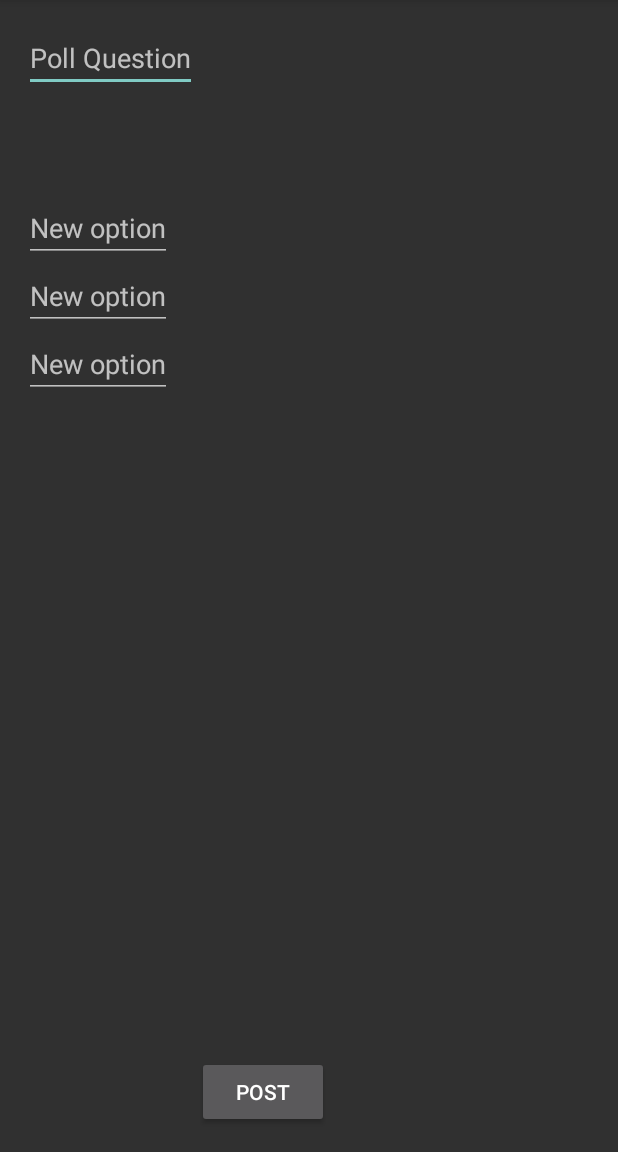
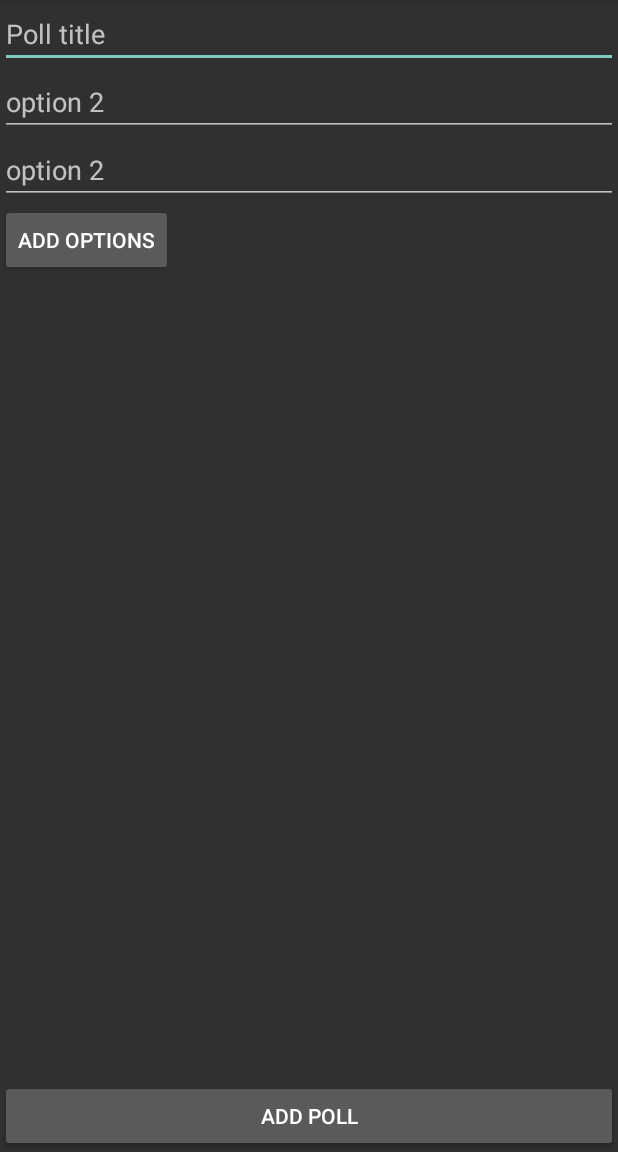
Before and after one commit to halfjew22/Pollr, an Android app: the AddPollActivity screen opened directly, with no data from a screen before it, on a phone screen of 412 x 824 dp, the part 84-1236 px from its top. Run offline under Robolectric (Android 15) with nearby library versions, the phone set to English and light mode, and no system bars.

Commit message:
added the ability to add multiple text options and made them all votable

```diff
--- a/app/src/main/java/com/example/lustig/pollr/model/Poll_Text.java
+++ b/app/src/main/java/com/example/lustig/pollr/model/Poll_Text.java
@@ -40,13 +40,14 @@ public class Poll_Text {
         itemNumber = 0;
     }
 
-    public Poll_Text( String title, int vote, JSONArray options) {
+    public Poll_Text( String title, int vote, JSONArray options,int itemNumber) {
 
 
         this.id = "";
         this.title = title;
         this.vote = vote;
         this.options = options;
+        this.itemNumber = itemNumber;
     }
 
 
--- a/app/src/main/res/layout/add_poll_layout.xml
+++ b/app/src/main/res/layout/add_poll_layout.xml
@@ -1,52 +1,62 @@
+<?xml version="1.0" encoding="utf-8"?>
 <RelativeLayout xmlns:android="http://schemas.android.com/apk/res/android"
-                xmlns:tools="http://schemas.android.com/tools"
+    android:layout_width="match_parent" android:layout_height="match_parent">
+
+    <LinearLayout
+        android:id="@+id/parent_layout"
+        android:orientation="vertical"
         android:layout_width="match_parent"
         android:layout_height="match_parent"
-                android:paddingLeft="@dimen/activity_horizontal_margin"
-                android:paddingRight="@dimen/activity_horizontal_margin"
-                android:paddingTop="@dimen/activity_vertical_margin"
-                android:paddingBottom="@dimen/activity_vertical_margin"
-                tools:context="com.tipsandtricks.Pollr.view.AddPollActivity">
+        android:layout_alignParentTop="true"
+        android:layout_alignParentLeft="true"
+        android:layout_alignParentStart="true">
 
         <EditText
-        android:layout_width="wrap_content"
+            android:layout_width="match_parent"
             android:layout_height="wrap_content"
-        android:id="@+id/etPollName"
-        android:layout_alignParentTop="true"
-        android:layout_alignParentLeft="true"
-        android:hint="Poll Question"/>
+            android:hint="@string/poll_title"
+            android:id="@+id/poll_title" />
 
         <EditText
-        android:layout_width="wrap_content"
+            android:layout_width="match_parent"
             android:layout_height="wrap_content"
-        android:id="@+id/etOption1"
-        android:layout_below="@+id/etPollName"
-        android:layout_alignParentLeft="true"
-        android:layout_marginTop="68dp"
-        android:hint="New option"/>
+            android:hint="@string/option1"
+            android:id="@+id/option1" />
 
         <EditText
-        android:layout_width="wrap_content"
+            android:layout_width="match_parent"
             android:layout_height="wrap_content"
-        android:id="@+id/etOption2"
-        android:hint="New option"
-        android:layout_below="@+id/etOption1"
-        android:layout_alignParentLeft="true"/>
+            android:hint="@string/option2"
+            android:id="@+id/option2" />
 
-    <EditText
-        android:layout_width="wrap_content"
-        android:layout_height="wrap_content"
-        android:id="@+id/etOption3"
-        android:hint="New option"
-        android:layout_below="@+id/etOption2"
-        android:layout_alignParentLeft="true"/>
+        <LinearLayout
+            android:orientation="vertical"
+            android:layout_width="match_parent"
+            android:id="@+id/new_options"
+            android:layout_height="wrap_content">
+
+
+
+        </LinearLayout>
 
         <Button
             android:layout_width="wrap_content"
             android:layout_height="wrap_content"
-        android:text="Post"
-        android:id="@+id/bPost"
+            android:text="add options"
+
+            android:id="@+id/add_options_button" />
+    </LinearLayout>
+
+    <Button
+        android:layout_width="wrap_content"
+        android:layout_height="wrap_content"
+        android:text="Add poll"
+        android:onClick="postPoll"
+        android:id="@+id/add_poll_button"
         android:layout_alignParentBottom="true"
-        android:layout_toRightOf="@+id/etPollName"
-        android:onClick="postPoll"/>
+        android:layout_alignParentLeft="true"
+        android:layout_alignParentStart="true"
+        android:layout_alignParentRight="true"
+        android:layout_alignParentEnd="true" />
+
 </RelativeLayout>
--- /dev/null
+++ b/app/src/main/res/values/Ids.xml
@@ -0,0 +1,8 @@
+<?xml version="1.0" encoding="utf-8"?>
+<resources>
+
+ <item name="option3_id" type="id"/>
+    <item name="option4_id" type="id"/>
+    <item name="option5_id" type="id"/>
+    <item name="option6_id" type="id"/>
+</resources>
--- a/app/src/main/res/values/strings.xml
+++ b/app/src/main/res/values/strings.xml
@@ -8,4 +8,7 @@
     <string name="title_activity_home_screen">HomeScreenActivity</string>
     <string name="title_activity_my_polls">MyPollsActivity</string>
     <string name="title_activity_poll_detail_view">PollDetailView</string>
+    <string name="poll_title">Poll title</string>
+    <string name="option1">option 2</string>
+    <string name="option2">option 2</string>
 </resources>
```
Also changed, not shown: app/src/main/java/com/example/lustig/pollr/adapters/MySimpleListAdapter.java (+6 -6 lines), app/src/main/java/com/example/lustig/pollr/utilities/PollrDataBase.java (+5 -3 lines), app/src/main/java/com/example/lustig/pollr/view/AddPollActivity.java (+96 -9 lines). Lines whose indentation alone changed are shown as unchanged.
